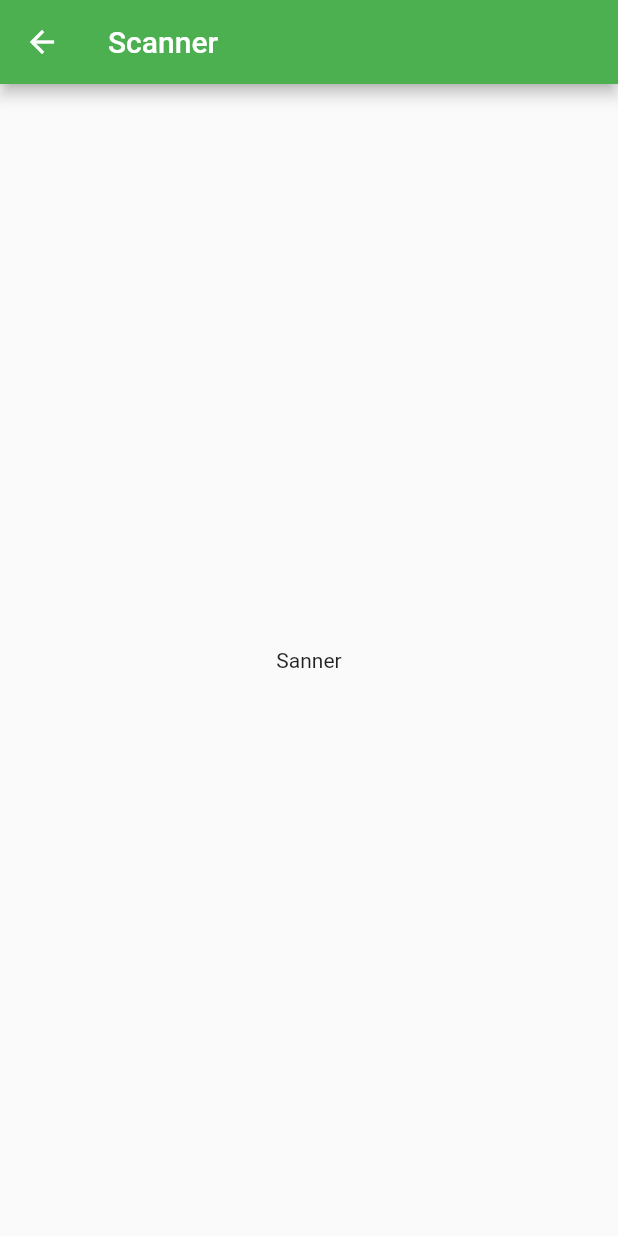
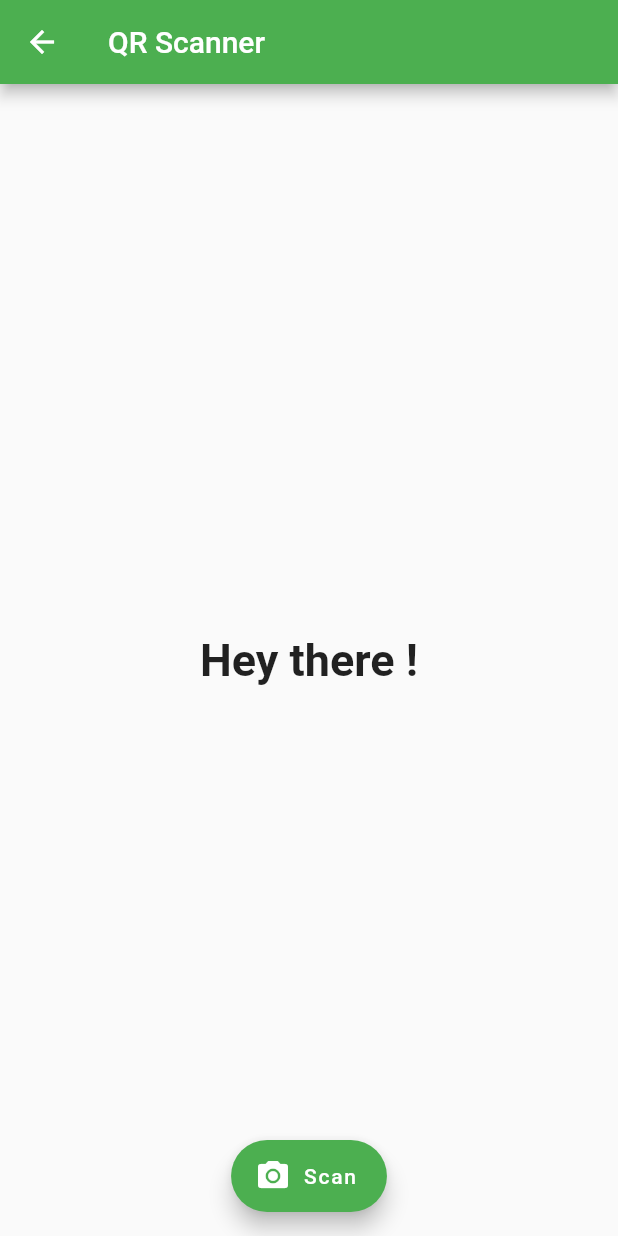
Before and after one commit to sbmkrgit/e-Visiting-Card, a Flutter app: the Scanner screen opened directly, on a phone screen of 412 x 824 dp. Run offline on Flutter 3.47's test engine with Material 2 defaults, Android fonts, the phone set to English and light mode, and no system bars; our stand-ins replace form_field_validator; missing offline and left inert: barcode_scan.

Commit message:
Added QR Code Scanner

```diff
--- a/lib/scanner.dart
+++ b/lib/scanner.dart
@@ -1,5 +1,8 @@
 import 'package:flutter/material.dart';
+import 'package:flutter/services.dart';
 import 'package:flutter/widgets.dart';
+import 'package:barcode_scan/barcode_scan.dart';
+import 'dart:async';
 
 class Scanner extends StatefulWidget {
   @override
@@ -7,15 +10,53 @@ class Scanner extends StatefulWidget {
 }
 
 class _ScannerState extends State<Scanner> {
+  String result = "Hey there !";
+
+  Future _scanQR() async {
+    try {
+      String qrResult = await BarcodeScanner.scan();
+      setState(() {
+        result = qrResult;
+      });
+    } on PlatformException catch (ex) {
+      if (ex.code == BarcodeScanner.CameraAccessDenied) {
+        setState(() {
+          result = "Camera permission was denied";
+        });
+      } else {
+        setState(() {
+          result = "Unknown Error $ex";
+        });
+      }
+    } on FormatException {
+      setState(() {
+        result = "You pressed the back button before scanning anything";
+      });
+    } catch (ex) {
+      setState(() {
+        result = "Unknown Error $ex";
+      });
+    }
+  }
+
   @override
   Widget build(BuildContext context) {
     return Scaffold(
       appBar: AppBar(
-        title: Text("Scanner"),
+        title: Text("QR Scanner"),
       ),
       body: Center(
-        child: Text('Sanner'),
+        child: Text(
+          result,
+          style: new TextStyle(fontSize: 30.0, fontWeight: FontWeight.bold),
+        ),
       ),
+      floatingActionButton: FloatingActionButton.extended(
+        icon: Icon(Icons.camera_alt),
+        label: Text("Scan"),
+        onPressed: _scanQR,
+      ),
+      floatingActionButtonLocation: FloatingActionButtonLocation.centerFloat,
     );
   }
 }
--- a/pubspec.yaml
+++ b/pubspec.yaml
@@ -32,6 +32,7 @@ dependencies:
   path_provider: ^1.6.18
   share: ^0.6.5+2
   form_field_validator: ^1.0.1
+  barcode_scan: ^1.0.0
 
 
 dev_dependencies:
```
Also changed, not shown: pubspec.lock, 2 other files.
